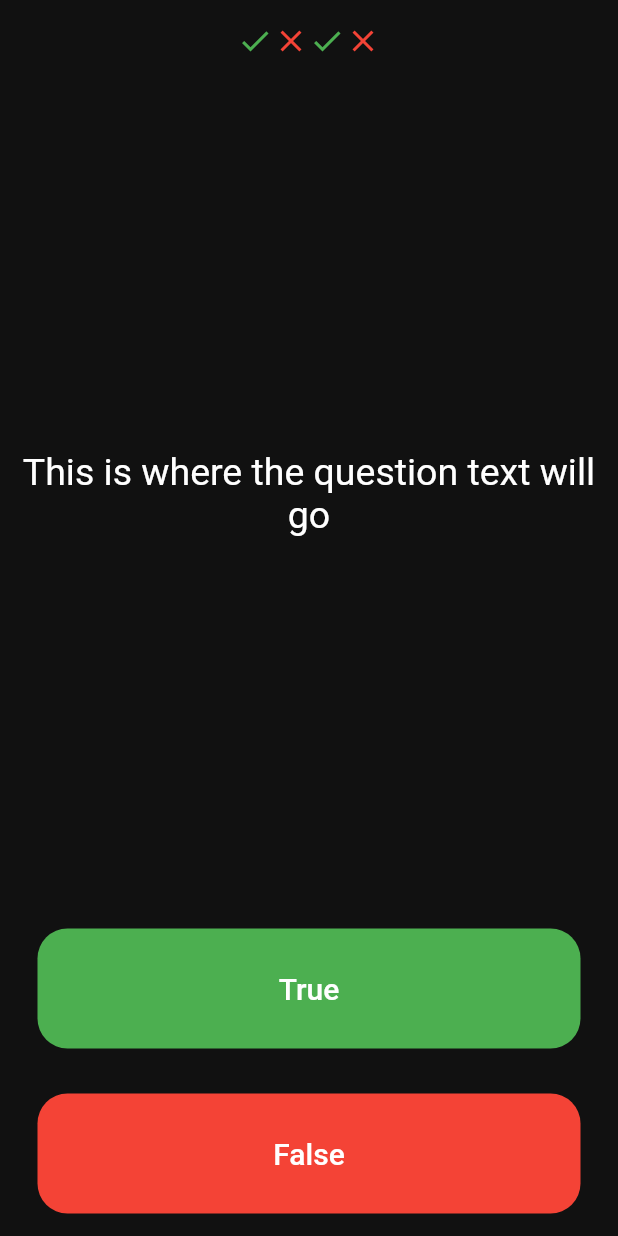
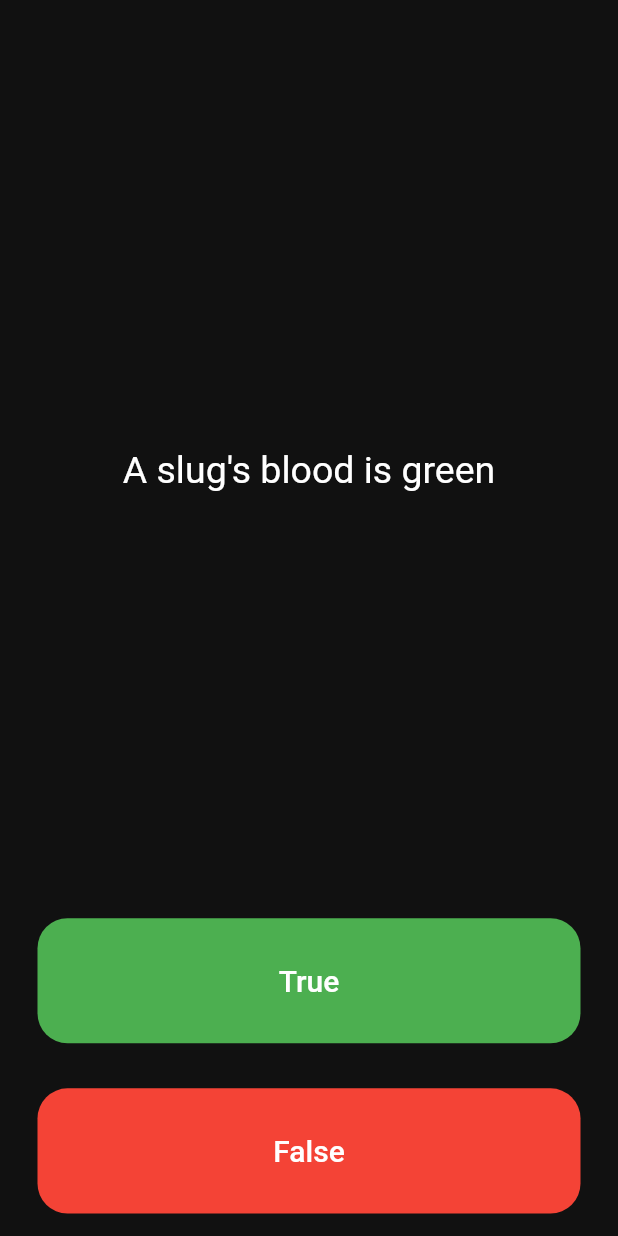
Before and after one commit to Basith-P/Quizzler, a Flutter app: the screen it shows after launch, after a tap on "True", after a tap on "False", on a phone screen of 412 x 824 dp. Run offline on Flutter 3.47's test engine with Material 2 defaults, Android fonts, the phone set to English and light mode, and no system bars.

Commit message:
Add questions list

```diff
--- a/lib/screens/home_screen.dart
+++ b/lib/screens/home_screen.dart
@@ -20,16 +20,14 @@ class QuizPage extends StatefulWidget {
   _QuizPageState createState() => _QuizPageState();
 }
 
-List<Widget> scoreKeeper = [
-  Icon(
-    Icons.check,
-    color: Colors.green,
-  ),
-  Icon(
-    Icons.close,
-    color: Colors.red,
-  ),
+List<Widget> scoreKeeper = [];
+List<String> qustions = [
+  'You can lead a cow down stairs but not up stairs',
+  'Approximately one quarter of human bones are in the feet',
+  'A slug\'s blood is green'
 ];
+
+int qNum = 0;
 
 class _QuizPageState extends State<QuizPage> {
   @override
@@ -49,7 +47,7 @@ class _QuizPageState extends State<QuizPage> {
           flex: 5,
           child: Center(
             child: Text(
-              "This is where the question text will go",
+              qustions[qNum],
               textAlign: TextAlign.center,
               style: TextStyle(
                 fontSize: 25,
@@ -77,12 +75,7 @@ class _QuizPageState extends State<QuizPage> {
               ),
               onPressed: () {
                 setState(() {
-                  scoreKeeper.add(
-                    Icon(
-                      Icons.check,
-                      color: Colors.green,
-                    ),
-                  );
+                  qNum++;
                 });
               },
             ),
@@ -107,12 +100,7 @@ class _QuizPageState extends State<QuizPage> {
               ),
               onPressed: () {
                 setState(() {
-                  scoreKeeper.add(
-                    Icon(
-                      Icons.close,
-                      color: Colors.red,
-                    ),
-                  );
+                  qNum++;
                 });
               },
             ),
```
